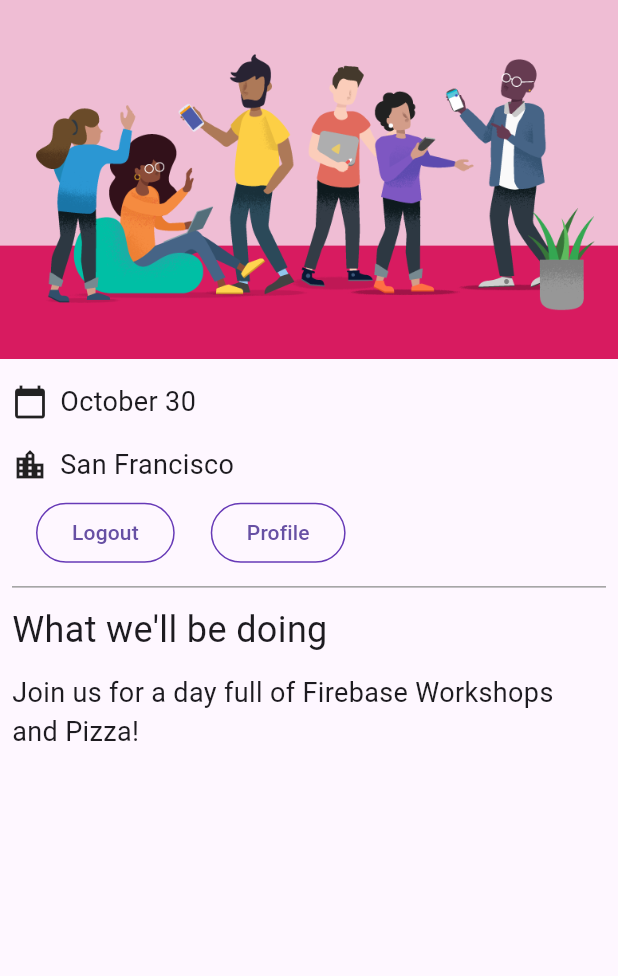
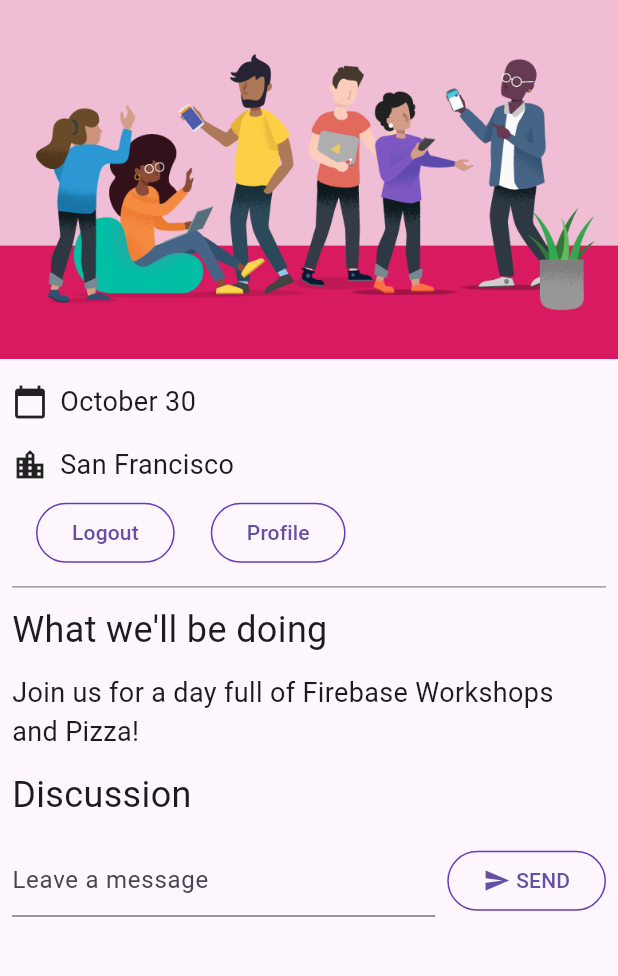
Before and after one commit to dilan-flores/App_moviles_flutter, a Flutter app: the screen it shows once a user with an empty profile is signed in, on a phone screen of 412 x 824 dp, the part 84-1060 px from its top. Run offline on Flutter 3.47's test engine with Material 3 defaults, Android fonts, the phone set to English and light mode, and no system bars; our stand-ins replace cloud_firestore, firebase_auth, firebase_core, go_router, google_fonts; missing offline and left inert: firebase_ui_auth; accounts and stored records are empty.

Commit message:
actualización general

```diff
--- /dev/null
+++ b/lib/guest_book.dart
@@ -0,0 +1,80 @@
+import 'dart:async';
+
+import 'package:flutter/material.dart';
+
+import 'src/widgets.dart';
+import 'guest_book_message.dart';
+
+
+class GuestBook extends StatefulWidget {
+  const GuestBook({
+    super.key,
+    required this.addMessage,
+    required this.messages,
+  });
+
+  final FutureOr<void> Function(String message) addMessage;
+  final List<GuestBookMessage> messages; // new
+
+  @override
+  _GuestBookState createState() => _GuestBookState();
+}
+
+
+class _GuestBookState extends State<GuestBook> {
+  final _formKey = GlobalKey<FormState>(debugLabel: '_GuestBookState');
+  final _controller = TextEditingController();
+
+  @override
+  Widget build(BuildContext context) {
+    return Column(
+      crossAxisAlignment: CrossAxisAlignment.start,
+      children: [
+        Padding(
+          padding: const EdgeInsets.all(8.0),
+          child: Form(
+            key: _formKey,
+            child: Row(
+              children: [
+                Expanded(
+                  child: TextFormField(
+                    controller: _controller,
+                    decoration: const InputDecoration(
+                      hintText: 'Leave a message',
+                    ),
+                    validator: (value) {
+                      if (value == null || value.isEmpty) {
+                        return 'Enter your message to continue';
+                      }
+                      return null;
+                    },
+                  ),
+                ),
+                const SizedBox(width: 8),
+                StyledButton(
+                  onPressed: () async {
+                    if (_formKey.currentState!.validate()) {
+                      await widget.addMessage(_controller.text);
+                      _controller.clear();
+                    }
+                  },
+                  child: Row(
+                    children: const [
+                      Icon(Icons.send),
+                      SizedBox(width: 4),
+                      Text('SEND'),
+                    ],
+                  ),
+                ),
+              ],
+            ),
+          ),
+        ),
+        const SizedBox(height: 8),
+        for (var message in widget.messages)
+          Paragraph('${message.name}: ${message.message}'),
+        const SizedBox(height: 8),
+      ],
+    );
+  }
+}
--- /dev/null
+++ b/lib/guest_book_message.dart
@@ -0,0 +1,6 @@
+class GuestBookMessage {
+  GuestBookMessage({required this.name, required this.message});
+
+  final String name;
+  final String message;
+}
--- a/lib/home_page.dart
+++ b/lib/home_page.dart
@@ -1,10 +1,13 @@
 import 'package:firebase_auth/firebase_auth.dart' // new
-    hide EmailAuthProvider, PhoneAuthProvider;    // new
-import 'package:flutter/material.dart';           // new
-import 'package:provider/provider.dart';          // new
+    hide
+        EmailAuthProvider,
+        PhoneAuthProvider; // new
+import 'package:flutter/material.dart'; // new
+import 'package:gtk_flutter/guest_book.dart';
+import 'package:provider/provider.dart'; // new
 
-import 'app_state.dart';                          // new
-import 'src/authentication.dart';                 // new
+import 'app_state.dart'; // new
+import 'src/authentication.dart'; // new
 import 'src/widgets.dart';
 
 class HomePage extends StatelessWidget {
@@ -22,7 +25,6 @@ class HomePage extends StatelessWidget {
           const SizedBox(height: 8),
           const IconAndDetail(Icons.calendar_today, 'October 30'),
           const IconAndDetail(Icons.location_city, 'San Francisco'),
-          // Add from here
           Consumer<ApplicationState>(
             builder: (context, appState, _) => AuthFunc(
                 loggedIn: appState.loggedIn,
@@ -30,7 +32,6 @@ class HomePage extends StatelessWidget {
                   FirebaseAuth.instance.signOut();
                 }),
           ),
-          // to here
           const Divider(
             height: 8,
             thickness: 1,
@@ -42,6 +43,21 @@ class HomePage extends StatelessWidget {
           const Paragraph(
             'Join us for a day full of Firebase Workshops and Pizza!',
           ),
+          Consumer<ApplicationState>(
+            builder: (context, appState, _) => Column(
+              crossAxisAlignment: CrossAxisAlignment.start,
+              children: [
+                if (appState.loggedIn) ...[
+                  const Header('Discussion'),
+                  GuestBook(
+                    addMessage: (message) =>
+                        appState.addMessageToGuestBook(message),
+                    messages: appState.guestBookMessages, // new
+                  ),
+                ],
+              ],
+            ),
+          ),
         ],
       ),
     );
--- a/lib/main.dart
+++ b/lib/main.dart
@@ -1,10 +1,13 @@
-import 'package:firebase_ui_auth/firebase_ui_auth.dart';
+// Copyright 2022 The Flutter Authors. All rights reserved.
+// Use of this source code is governed by a BSD-style license that can be
+// found in the LICENSE file.
+import 'package:firebase_ui_auth/firebase_ui_auth.dart'; // new
 import 'package:flutter/material.dart';
-import 'package:go_router/go_router.dart';
+import 'package:go_router/go_router.dart';               // new
 import 'package:google_fonts/google_fonts.dart';
-import 'package:provider/provider.dart';
+import 'package:provider/provider.dart';                 // new
 
-import 'app_state.dart';
+import 'app_state.dart';                                 // new
 import 'home_page.dart';
 
 void main() {
@@ -15,7 +18,7 @@ void main() {
     builder: ((context, child) => const App()),
   ));
 }
-
+// Add GoRouter configuration outside the App class
 final _router = GoRouter(
   routes: [
     GoRoute(
@@ -37,20 +40,17 @@ final _router = GoRouter(
                   context.push(uri.toString());
                 })),
                 AuthStateChangeAction(((context, state) {
-                  final user = state is SignedIn
-                      ? state.user
-                      : state is UserCreated
-                          ? state.credential.user
-                          : null;
-
+                  final user = switch (state) {
+                    SignedIn state => state.user,
+                    UserCreated state => state.credential.user,
+                    _ => null
+                  };
                   if (user == null) {
                     return;
                   }
-
                   if (state is UserCreated) {
                     user.updateDisplayName(user.email!.split('@')[0]);
                   }
-
                   if (!user.emailVerified) {
                     user.sendEmailVerification();
                     const snackBar = SnackBar(
@@ -67,8 +67,7 @@ final _router = GoRouter(
             GoRoute(
               path: 'forgot-password',
               builder: (context, state) {
-                final uri = GoRouterState.of(context).uri;
-                final arguments = uri.queryParameters;
+                final arguments = state.uri.queryParameters;
                 return ForgotPasswordScreen(
                   email: arguments['email'],
                   headerMaxExtent: 200,
@@ -94,9 +93,11 @@ final _router = GoRouter(
     ),
   ],
 );
+// end of GoRouter configuration
 
+// Change MaterialApp to MaterialApp.router and add the routerConfig
 class App extends StatelessWidget {
-  const App({Key? key});
+  const App({super.key});
 
   @override
   Widget build(BuildContext context) {
@@ -113,7 +114,7 @@ class App extends StatelessWidget {
         visualDensity: VisualDensity.adaptivePlatformDensity,
         useMaterial3: true,
       ),
-      routerDelegate: _router.routerDelegate,
+      routerConfig: _router, // new
     );
   }
 }
--- a/pubspec.yaml
+++ b/pubspec.yaml
@@ -40,9 +40,9 @@ dependencies:
   go_router: ^13.0.1
   firebase_core: ^2.24.2
   firebase_auth: ^4.16.0
-  cloud_firestore: ^4.14.0
   provider: ^6.1.1
   firebase_ui_auth: ^1.12.1
+  cloud_firestore: ^4.14.0
 
 dev_dependencies:
   flutter_test:
```
Also changed, not shown: hosting/database.rules.json (deleted, +0 -7 lines), hosting/firestore.indexes.json (deleted, +0 -19 lines), lib/app_state.dart (+50 -1 lines), analysis_options.yaml (line endings or trailing spaces), hosting/firebase.json (deleted), lib/src/authentication.dart (line endings or trailing spaces), lib/src/widgets.dart (line endings or trailing spaces), 95 other files.
